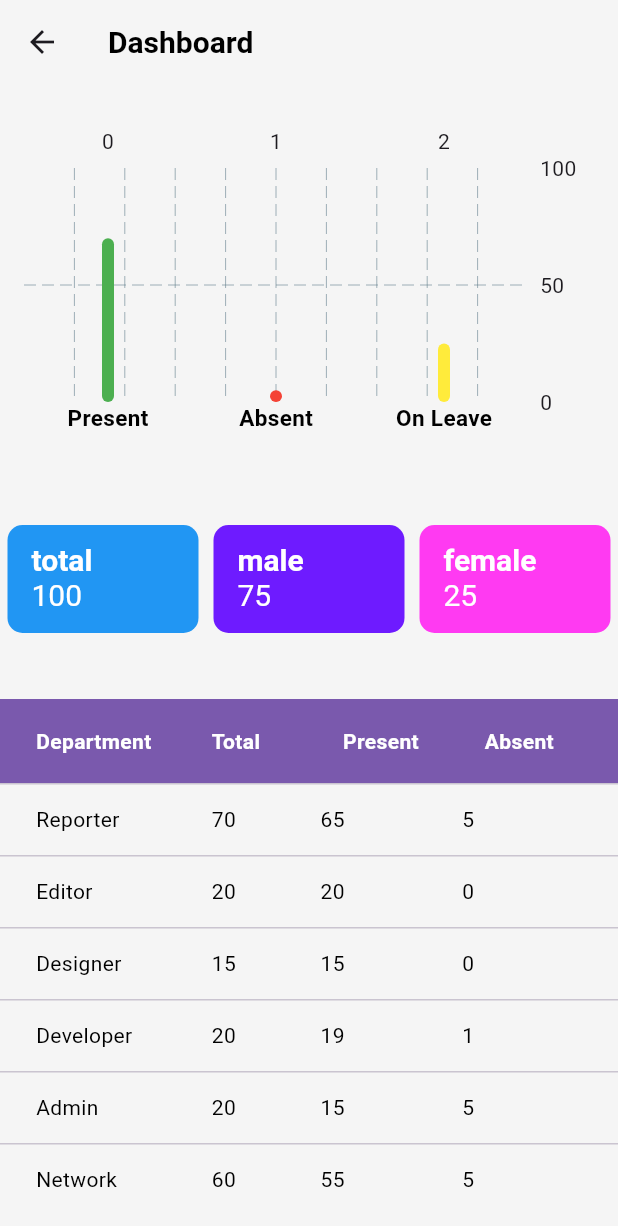
After one commit to pritom1424/hrms_app, a Flutter app: the DashboardPage2 screen opened directly, on a phone screen of 412 x 824 dp. The commit adds this screen. Shown: the top 1226 px of the screen. Run offline on Flutter 3.47's test engine with Material 3 defaults, Android fonts, the phone set to English and light mode, and no system bars; drawn by our look-alikes of fl_chart; our stand-ins replace image_picker, pdf; missing offline and left inert: dart:ffi, flutter_pdfview.

Commit message:
dashboard added

```diff
--- a/lib/utils/app_variables/app_vars.dart
+++ b/lib/utils/app_variables/app_vars.dart
@@ -4,6 +4,7 @@ import 'package:hrms_app/view/pages/admin_panel.dart';
 import 'package:hrms_app/view/pages/employee/add_new_application.dart';
 import 'package:hrms_app/view/pages/employee_profile_page.dart';
 import 'package:hrms_app/view/pages/employee_table.dart';
+import 'package:hrms_app/view/pages/navigation_pages/dashboard_page_2.dart';
 import 'package:hrms_app/view/pages/settings/country_sett.dart';
 import 'package:hrms_app/view/pages/settings/department_sett.dart';
 import 'package:hrms_app/view/pages/settings/education_sett.dart';
@@ -44,7 +45,7 @@ class AppVars {
 
 //navbar
   static List<Map<String, IconData>> navBarData = [
-    {"Dashboard": Icons.grid_view},
+    {"Home": Icons.grid_view},
     {"Employee": CupertinoIcons.person_2},
     {"Users": CupertinoIcons.profile_circled},
     {"Settings": CupertinoIcons.gear},
@@ -91,7 +92,7 @@ class AppVars {
     /*  "Dashboard": DrawerPage1(
       title: "Dashboard",
     ) */
-    "Dashboard": AdminPanel(
+    "Dashboard": DashboardPage2(
       title: "Dashboard",
     ),
 
--- /dev/null
+++ b/lib/view/pages/navigation_pages/dashboard_page_2.dart
@@ -0,0 +1,239 @@
+import 'package:fl_chart/fl_chart.dart';
+import 'package:flutter/cupertino.dart';
+import 'package:flutter/material.dart';
+import 'package:flutter/widgets.dart';
+import 'package:hrms_app/utils/app_colors/app_colors.dart';
+import 'package:hrms_app/utils/app_variables/app_vars.dart';
+import 'package:hrms_app/view/widgets/appbar_default_widget.dart';
+
+class DashboardPage2 extends StatelessWidget {
+  final String? title;
+  const DashboardPage2({super.key, this.title});
+
+  @override
+  Widget build(BuildContext context) {
+    final List<Map<String, dynamic>> data = [
+      {"dept": "Reporter", "total": "70", "present": "65", "absent": "5"},
+      {"dept": "Editor", "total": "20", "present": "20", "absent": "0"},
+      {"dept": "Designer", "total": "15", "present": "15", "absent": "0"},
+      {"dept": "Developer", "total": "20", "present": "19", "absent": "1"},
+      {"dept": "Admin", "total": "20", "present": "15", "absent": "5"},
+      {"dept": "Network", "total": "60", "present": "55", "absent": "5"},
+    ];
+    List<Color> availableColors() => const <Color>[
+          Appcolors.contentColorPurple,
+          Appcolors.contentColorBlue,
+          Appcolors.contentColorGreen
+        ];
+    final Color barBackgroundColor =
+        Appcolors.contentColorWhite.withOpacity(0.3);
+    final Color barColor = Appcolors.contentColorWhite;
+    Widget getTitles(double value, TitleMeta meta) {
+      const style = TextStyle(
+        color: Colors.black,
+        fontWeight: FontWeight.bold,
+        fontSize: 15,
+      );
+      Widget text;
+      switch (value.toInt()) {
+        case 0:
+          text = const Text('Present', style: style);
+          break;
+        case 1:
+          text = const Text('Absent', style: style);
+          break;
+        case 2:
+          text = const Text('On Leave', style: style);
+          break;
+
+        default:
+          text = const Text('Undefined', style: style);
+          break;
+      }
+
+      return SideTitleWidget(
+        axisSide: meta.axisSide,
+        space: 0,
+        child: text,
+      );
+    }
+
+    return Scaffold(
+      appBar: (title != null)
+          ? AppbarDefault(
+              appbarName: title,
+              isShowLeading: false,
+              isShowNotification: false,
+            )
+          : null,
+      body: SingleChildScrollView(
+        child: Column(
+          crossAxisAlignment: CrossAxisAlignment.stretch,
+          children: [
+            Container(
+              height: AppVars.screenSize.height * 0.3,
+              padding: const EdgeInsets.all(16.0),
+              child: BarChart(
+                BarChartData(
+                  alignment: BarChartAlignment.spaceAround,
+                  maxY: 100,
+                  barTouchData: BarTouchData(enabled: false),
+                  titlesData: FlTitlesData(
+                      leftTitles:
+                          AxisTitles(sideTitles: SideTitles(showTitles: false)),
+                      bottomTitles: AxisTitles(
+                        sideTitles: SideTitles(
+                            showTitles: true,
+                            /*  getTextStyles: (value) => const TextStyle(
+                        color: Colors.black,
+                        fontSize: 14,
+                      ), */
+
+                            getTitlesWidget: getTitles),
+                      )),
+                  borderData: FlBorderData(show: false),
+                  barGroups: [
+                    BarChartGroupData(
+                      x: 0,
+                      barRods: [
+                        BarChartRodData(
+                          toY: 70,
+                          color: Colors.green,
+                        ),
+                      ],
+                    ),
+                    BarChartGroupData(
+                      x: 1,
+                      barRods: [
+                        BarChartRodData(
+                          toY: 5,
+                          color: Colors.red,
+                        ),
+                      ],
+                    ),
+                    BarChartGroupData(
+                      x: 2,
+                      barRods: [
+                        BarChartRodData(
+                          toY: 25,
+                          color: Colors.yellow,
+                        ),
+                      ],
+                    ),
+                  ],
+                ),
+              ),
+            ),
+            Container(
+              height: AppVars.screenSize.height * 0.2,
+              width: AppVars.screenSize.width,
+              child: Row(
+                children: [
+                  Expanded(
+                    child: Padding(
+                      padding: EdgeInsets.symmetric(horizontal: 5),
+                      child: ListTile(
+                        shape: RoundedRectangleBorder(
+                            borderRadius: BorderRadius.circular(10)),
+                        titleTextStyle: const TextStyle(
+                            fontSize: 20,
+                            color: Colors.white,
+                            fontWeight: FontWeight.bold),
+                        subtitleTextStyle: const TextStyle(
+                            fontSize: 20,
+                            color: Colors.white,
+                            fontWeight: FontWeight.normal),
+                        tileColor: Appcolors.contentColorBlue,
+                        title: Text("total"),
+                        subtitle: Text("100"),
+                      ),
+                    ),
+                  ),
+                  Expanded(
+                    child: Padding(
+                      padding: EdgeInsets.symmetric(horizontal: 5),
+                      child: ListTile(
+                        shape: RoundedRectangleBorder(
+                            borderRadius: BorderRadius.circular(10)),
+                        titleTextStyle: const TextStyle(
+                            fontSize: 20,
+                            color: Colors.white,
+                            fontWeight: FontWeight.bold),
+                        subtitleTextStyle: const TextStyle(
+                            fontSize: 20,
+                            color: Colors.white,
+                            fontWeight: FontWeight.normal),
+                        tileColor: Appcolors.contentColorPurple,
+                        title: Text("male"),
+                        subtitle: Text("75"),
+                      ),
+                    ),
+                  ),
+                  Expanded(
+                    child: Padding(
+                      padding: EdgeInsets.symmetric(horizontal: 5),
+                      child: ListTile(
+                        shape: RoundedRectangleBorder(
+                            borderRadius: BorderRadius.circular(10)),
+                        titleTextStyle: const TextStyle(
+                            fontSize: 20,
+                            color: Colors.white,
+                            fontWeight: FontWeight.bold),
+                        subtitleTextStyle: const TextStyle(
+                            fontSize: 20,
+                            color: Colors.white,
+                            fontWeight: FontWeight.normal),
+                        tileColor: Appcolors.contentColorPink,
+                        title: Text("female"),
+                        subtitle: Text("25"),
+                      ),
+                    ),
+                  ),
+                ],
+              ),
+            ),
+            DataTable(
+                dataTextStyle: TextStyle(color: Colors.black),
+                headingTextStyle:
+                    TextStyle(color: Colors.white, fontWeight: FontWeight.bold),
+                dividerThickness: 1,
+                columnSpacing: 10,
+                headingRowColor: MaterialStateColor.resolveWith(
+                    (states) => Color(0xFF7A59AD)), //Colors.blue.shade400
+                /*   dataRowColor:
+                      MaterialStateColor.resolveWith((states) => Colors.black26), */
+                sortAscending: true,
+                columns: [
+                  DataColumn(label: Text('Department')),
+                  DataColumn(label: Expanded(child: Text('Total'))),
+                  DataColumn(
+                      label: Expanded(
+                    child: Center(
+                      child: Text(
+                        'Present ',
+                      ),
+                    ),
+                  )),
+                  DataColumn(
+                      label: Expanded(
+                    child: Center(
+                      child: Text(
+                        'Absent ',
+                      ),
+                    ),
+                  ))
+                ],
+                rows: List.generate(
+                    data.length,
+                    (index) => DataRow(cells: [
+                          DataCell(Text('${data[index]["dept"]}')),
+                          DataCell(Text('${data[index]["total"]}')),
+                          DataCell(Text('${data[index]["present"]}')),
+                          DataCell(Text('${data[index]["absent"]}')),
+                        ])))
+          ],
+        ),
+      ),
+    );
+  }
+}
--- a/lib/view/pages/root_nav_page.dart
+++ b/lib/view/pages/root_nav_page.dart
@@ -1,4 +1,5 @@
 import 'package:flutter/material.dart';
+import 'package:hrms_app/view/pages/navigation_pages/dashboard_page_2.dart';
 import '../../utils/app_variables/app_vars.dart';
 import 'employee_profile_page.dart';
 import 'login_page.dart';
@@ -34,6 +35,7 @@ class _RootNavPageState extends State<RootNavPage> {
       return [
         //dashboard
         DashboardPage(),
+
         //employee list
         EmployeePage(),
         // users
```
